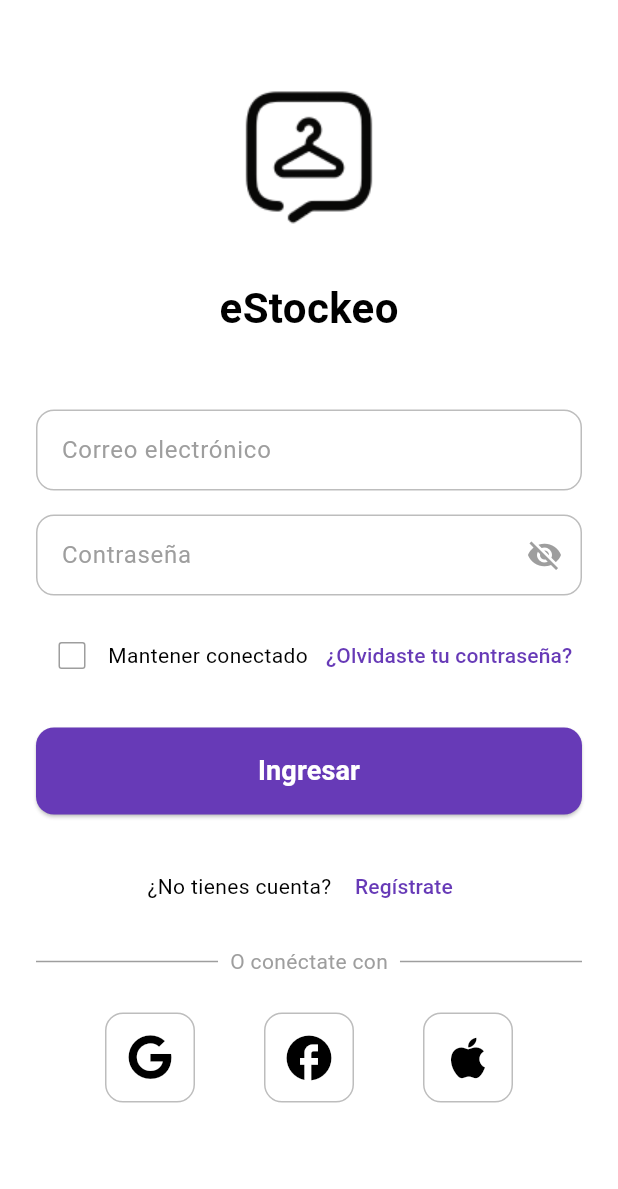
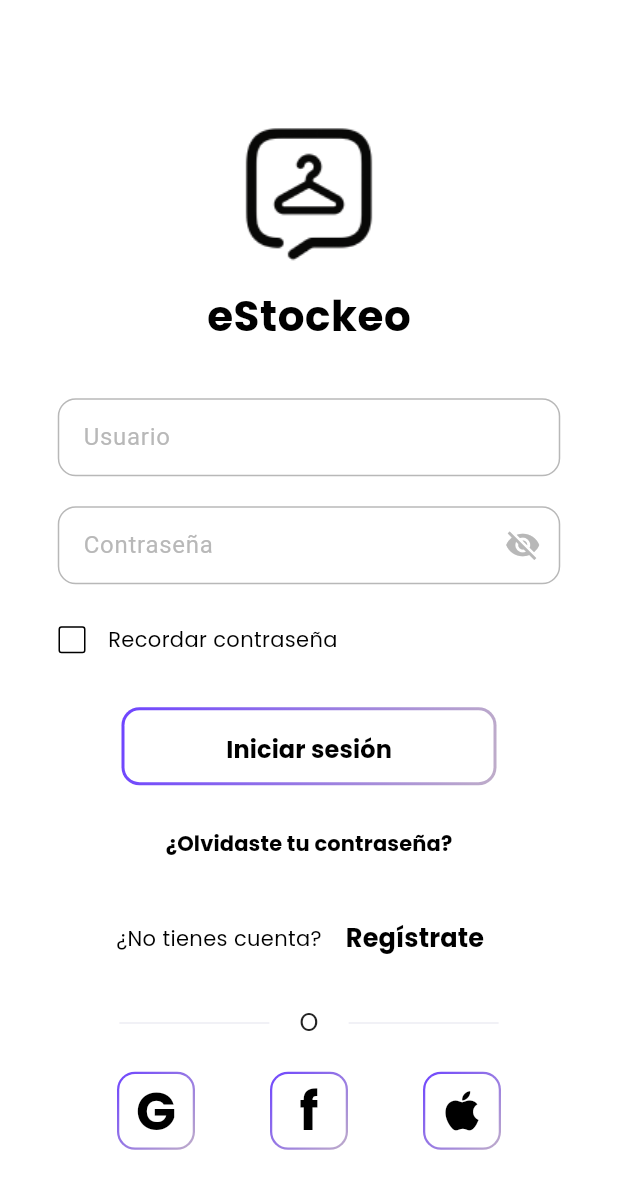
Before and after one commit to KGP2005/eStockeo, a Flutter app: the screen it shows after launch, on a phone screen of 412 x 824 dp. Shown: the top 1189 px of the screen. Run offline on Flutter 3.47's test engine with Material 3 defaults, Android fonts, the phone set to English and light mode, and no system bars; our stand-ins replace font_awesome_flutter, google_fonts, supabase_flutter; accounts and stored records are empty; project files that could hold a hidden picture were left out.

Commit message:
Front de login

```diff
--- a/lib/Pages/Login/login_page.dart
+++ b/lib/Pages/Login/login_page.dart
@@ -1,6 +1,7 @@
 import 'package:estockeo_p1/Pages/Registro/registro_page.dart';
 import 'package:flutter/material.dart';
 import 'package:font_awesome_flutter/font_awesome_flutter.dart';
+import 'package:google_fonts/google_fonts.dart';
 import 'login_controller.dart';
 
 class LoginPage extends StatefulWidget {
@@ -63,35 +64,34 @@ class _LoginPageState extends State<LoginPage> {
 
   @override
   Widget build(BuildContext context) {
-    final screenWidth = MediaQuery.of(context).size.width;
-    final isMobile = screenWidth < 600;
-
     return Scaffold(
-      backgroundColor: Colors.white,
+      backgroundColor: const Color(0xFFFFFFFF), // #FFFFFF
       body: Center(
         child: SingleChildScrollView(
-          padding: EdgeInsets.symmetric(
-            horizontal: isMobile ? 24.0 : screenWidth * 0.25,
-          ),
+          padding: const EdgeInsets.symmetric(horizontal: 24.0),
           child: Column(
             mainAxisAlignment: MainAxisAlignment.center,
             children: [
+              // Espaciado entre todo el contenido
+              const SizedBox(height: 50), // Espaciado de logo
               _buildLogo(),
-              const SizedBox(height: 48),
+              const SizedBox(height: 35), // Espaciado de email field
               _buildEmailField(),
-              const SizedBox(height: 16),
+              const SizedBox(height: 20), // Espaciado de password field
               _buildPasswordField(),
-              const SizedBox(height: 16),
-              _buildOptionsRow(),
-              const SizedBox(height: 24),
+              const SizedBox(height: 13), // Espaciado de remember password checkbox
+              _buildRememberPasswordCheckbox(),
+              const SizedBox(height: 21), // Espaciado de login button
               _buildLoginButton(),
-              const SizedBox(height: 24),
+              const SizedBox(height: 15), // Espaciado de forgot password link
+              _buildForgotPasswordLink(),
+              const SizedBox(height: 15), // Espaciado de sign up row
               _buildSignUpRow(),
-              const SizedBox(height: 16),
+              const SizedBox(height: 21), // Espaciado de divider
               _buildDivider(),
-              const SizedBox(height: 24),
+              const SizedBox(height: 21), // Espaciado de social buttons
               _buildSocialButtons(),
-              const SizedBox(height: 48),
+              const SizedBox(height: 42), // Espaciado de bottom
             ],
           ),
         ),
@@ -107,13 +107,14 @@ class _LoginPageState extends State<LoginPage> {
           height: 120,
           width: 120,
         ),
-        const SizedBox(height: 24),
-        const Text(
+        const SizedBox(height: 5), // Espaciado entre logo y texto
+        Text(
           'eStockeo',
-          style: TextStyle(
-            color: Colors.black,
-            fontSize: 28,
-            fontWeight: FontWeight.bold,
+          style: GoogleFonts.poppins(
+            color: const Color(0xFF000000), // #000000
+            fontSize: 28, // Tamaño de letra
+            fontWeight: FontWeight.w700, // Peso 700
+            letterSpacing: 0.4, // Espaciado entre letras para mejor legibilidad
           ),
         ),
       ],
@@ -124,28 +125,33 @@ class _LoginPageState extends State<LoginPage> {
     return Column(
       crossAxisAlignment: CrossAxisAlignment.start,
       children: [
-        Container(
+        SizedBox(
+          width: 335, // Ancho de caja
+          child: Container(
+            height: 52, // Altura exacta de 52px
             decoration: BoxDecoration(
-            color: Colors.white,
-            borderRadius: BorderRadius.circular(12),
+              color: const Color(0xFFFFFFFF), // Fondo blanco
+              borderRadius: BorderRadius.circular(12), // Bordes redondeados 12px
               border: Border.all(
-              color: _emailError != null ? Colors.red : Colors.grey.shade400,
+                color: _emailError != null ? Colors.red : const Color(0xFFB8B8B8), // Borde gris claro #B8B8B8
+                width: 1,
               ),
             ),
             child: TextField(
               controller: _controller.emailController,
               keyboardType: TextInputType.emailAddress,
-            style: const TextStyle(color: Colors.black),
+              style: const TextStyle(color: Color(0xFF000000)),
               onChanged: (value) {
                 if (_emailError != null) _validateEmail(value);
               },
               decoration: const InputDecoration(
-              hintText: 'Correo electrónico',
-              hintStyle: TextStyle(color: Colors.grey),
+                hintText: 'Usuario',
+                hintStyle: TextStyle(color: Color(0xFFB8B8B8)), // Placeholder gris claro #B8B8B8
                 border: InputBorder.none,
                 contentPadding: EdgeInsets.symmetric(
                   horizontal: 16,
-                vertical: 14,
+                  vertical: 13,
+                ),
               ),
             ),
           ),
@@ -166,37 +172,42 @@ class _LoginPageState extends State<LoginPage> {
     return Column(
       crossAxisAlignment: CrossAxisAlignment.start,
       children: [
-        Container(
+        SizedBox(
+          width: 335, // Ancho de caja
+          child: Container(
+            height: 52, // Altura exacta de 52px
             decoration: BoxDecoration(
-            color: Colors.white,
-            borderRadius: BorderRadius.circular(12),
+              color: const Color(0xFFFFFFFF), // Fondo blanco
+              borderRadius: BorderRadius.circular(12), // Bordes redondeados 12px
               border: Border.all(
-              color: _passwordError != null ? Colors.red : Colors.grey.shade400,
+                color: _passwordError != null ? Colors.red : const Color(0xFFB8B8B8), // Borde gris claro #B8B8B8
+                width: 1,
               ),
             ),
             child: TextField(
               controller: _controller.passwordController,
               obscureText: !_isPasswordVisible,
-            style: const TextStyle(color: Colors.black),
+              style: const TextStyle(color: Color(0xFF000000)),
               onChanged: (value) {
                 if (_passwordError != null) _validatePassword(value);
               },
               decoration: InputDecoration(
                 hintText: 'Contraseña',
-              hintStyle: const TextStyle(color: Colors.grey),
+                hintStyle: const TextStyle(color: Color(0xFFB8B8B8)), // Placeholder gris claro #B8B8B8
                 border: InputBorder.none,
                 contentPadding: const EdgeInsets.symmetric(
                   horizontal: 16,
-                vertical: 14,
+                  vertical: 13,
                 ),
                 suffixIcon: IconButton(
                   icon: Icon(
                     _isPasswordVisible ? Icons.visibility : Icons.visibility_off,
-                  color: Colors.grey,
+                    color: const Color(0xFFB8B8B8), // Ícono gris claro
                   ),
                   onPressed: () {
                     setState(() => _isPasswordVisible = !_isPasswordVisible);
                   },
+                ),
               ),
             ),
           ),
@@ -213,34 +224,23 @@ class _LoginPageState extends State<LoginPage> {
     );
   }
 
-  Widget _buildOptionsRow() {
+  Widget _buildRememberPasswordCheckbox() {
     return Row(
-      mainAxisAlignment: MainAxisAlignment.spaceBetween,
-      children: [
-        Row(
       children: [
         Checkbox(
           value: _rememberMe,
           onChanged: (value) {
             setState(() => _rememberMe = value ?? false);
           },
-              activeColor: const Color(0xFF673AB7),
+          activeColor: const Color(0xFF6E44FF), // Morado #6E44FF
           checkColor: Colors.white,
-              side: const BorderSide(color: Colors.grey),
+          side: const BorderSide(color: Color(0xFF000000)), // Borde negro
         ),
-            const Text(
-              'Mantener conectado',
-              style: TextStyle(color: Colors.black),
-            ),
-          ],
-        ),
-        TextButton(
-          onPressed: () {
-            // TODO: Implementar recuperación de contraseña
-          },
-          child: const Text(
-            '¿Olvidaste tu contraseña?',
-            style: TextStyle(color: Color(0xFF673AB7)),
+        Text(
+          'Recordar contraseña',
+          style: GoogleFonts.poppins(
+            color: const Color(0xFF000000), // Texto negro
+            fontSize: 14,
           ),
         ),
       ],
@@ -249,22 +249,60 @@ class _LoginPageState extends State<LoginPage> {
 
   Widget _buildLoginButton() {
     return SizedBox(
-      width: double.infinity,
+      width: 250, // Ancho de caja
+      height: 52, // Altura exacta de 52px
+      child: Container(
+        decoration: BoxDecoration(
+          gradient: const LinearGradient(
+            colors: [Color(0xFF6E44FF), Color(0xFFBFADC9)], // Degradado morado a gris
+            begin: Alignment.topLeft,
+            end: Alignment.bottomRight,
+          ),
+          borderRadius: BorderRadius.circular(12), // Bordes redondeados 12px
+        ),
+        child: Container(
+          margin: const EdgeInsets.all(2), // Margen para crear el efecto de borde degradado
+          decoration: BoxDecoration(
+            color: const Color(0xFFFFFFFF), // Fondo blanco interior
+            borderRadius: BorderRadius.circular(10), // Radio ligeramente menor
+          ),
           child: ElevatedButton(
             onPressed: _handleLogin,
             style: ElevatedButton.styleFrom(
-          backgroundColor: const Color(0xFF673AB7),
-          padding: const EdgeInsets.symmetric(vertical: 16),
+              backgroundColor: Colors.transparent, // Fondo transparente
+              foregroundColor: const Color(0xFF000000), // Texto negro
+              padding: const EdgeInsets.symmetric(vertical: 15),
               shape: RoundedRectangleBorder(
-            borderRadius: BorderRadius.circular(12),
+                borderRadius: BorderRadius.circular(10), // Bordes redondeados
+              ),
+              elevation: 0, // Sin sombra
+            ),
+            child: Text(
+              'Iniciar sesión',
+              style: GoogleFonts.poppins(
+                color: const Color(0xFF000000), // Texto negro
+                fontSize: 16,
+                fontWeight: FontWeight.bold, // negrita
               ),
             ),
-        child: const Text(
-          'Ingresar',
-          style: TextStyle(
-            color: Colors.white,
-            fontSize: 18,
-            fontWeight: FontWeight.bold,
+          ),
+        ),
+      ),
+    );
+  }
+
+  Widget _buildForgotPasswordLink() {
+    return Center(
+      child: TextButton(
+        onPressed: () {
+          // TODO: Implementar recuperación de contraseña
+        },
+         child: Text(
+          '¿Olvidaste tu contraseña?',
+          style: GoogleFonts.poppins(
+            color: const Color(0xFF000000), // Texto negro
+            fontSize: 14,
+            fontWeight: FontWeight.bold, // En negrita
           ),
         ),
       ),
@@ -272,12 +310,16 @@ class _LoginPageState extends State<LoginPage> {
   }
 
   Widget _buildSignUpRow() {
-    return Row(
+    return Center(
+      child: Row(
         mainAxisAlignment: MainAxisAlignment.center,
         children: [
-        const Text(
+          Text(
             '¿No tienes cuenta? ',
-          style: TextStyle(color: Colors.black),
+            style: GoogleFonts.poppins(
+              color: const Color(0xFF000000), // Texto negro
+              fontSize: 14,
+            ),
           ),
           TextButton(
             onPressed: () {
@@ -288,52 +330,107 @@ class _LoginPageState extends State<LoginPage> {
                 ),
               );
             },
-          child: const Text(
+            child: Text(
               'Regístrate',
-            style: TextStyle(color: Color(0xFF673AB7)),
+              style: GoogleFonts.poppins(
+                color: const Color(0xFF000000), // Texto negro
+                fontSize: 17,
+                fontWeight: FontWeight.bold, // En negrita
+              ),
             ),
           ),
         ],
+      ),
     );
   }
 
   Widget _buildDivider() {
-    return const Row(
+    return Row(
+      mainAxisAlignment: MainAxisAlignment.center,
       children: [
-        Expanded(child: Divider(color: Colors.grey)),
+        Container(
+          width: 100, // Línea izquierda de 100px (15% más corta)
+          height: 1,
+          color: const Color(0xFFEDECF3), // Líneas finas color gris claro #EDECF3
+        ),
         Padding(
-          padding: EdgeInsets.symmetric(horizontal: 8.0),
+          padding: const EdgeInsets.symmetric(horizontal: 20.0), // Aumentado de 16 a 20px
           child: Text(
-            'O conéctate con',
-            style: TextStyle(color: Colors.grey),
+            'O',
+            style: GoogleFonts.poppins(
+              color: const Color(0xFF222222), // Color gris clarorgb(22, 22, 22)
+              fontSize: 16,
             ),
           ),
-        Expanded(child: Divider(color: Colors.grey)),
+        ),
+        Container(
+          width: 100, // Línea derecha de 100px (15% más corta)
+          height: 1,
+          color: const Color(0xFFEDECF3), // Líneas finas color gris claro #EDECF3
+        ),
       ],
     );
   }
 
   Widget _buildSocialButtons() {
     return Row(
-      mainAxisAlignment: MainAxisAlignment.spaceEvenly,
+      mainAxisAlignment: MainAxisAlignment.center,
       children: [
-        _buildSocialButton(FontAwesomeIcons.google),
-        _buildSocialButton(Icons.facebook, size: 36),
-        _buildSocialButton(Icons.apple, size: 36),
+        _buildSocialButton(FontAwesomeIcons.google, 'G'),
+        const SizedBox(width: 50), // Espaciado fijo de 16px entre botones
+        _buildSocialButton(Icons.facebook, 'f'),
+        const SizedBox(width: 50), // Espaciado fijo de 16px entre botones
+        _buildSocialButton(Icons.apple, '🍎'),
       ],
     );
   }
 
-  Widget _buildSocialButton(IconData icon, {double size = 30}) {
-    return Container(
-      width: 60,
-      height: 60,
+  Widget _buildSocialButton(IconData icon, String text) {
+    return SizedBox(
+      width: 52, // Forzar ancho exacto de 52px
+      height: 52, // Forzar alto exacto de 52px
+      child: Container(
         decoration: BoxDecoration(
-        color: Colors.white,
-        borderRadius: BorderRadius.circular(12),
-        border: Border.all(color: Colors.grey.shade400),
+          gradient: const LinearGradient(
+            colors: [Color(0xFF6E44FF), Color(0xFFBFADC9)], // Degradado morado a gris
+            begin: Alignment.topLeft,
+            end: Alignment.bottomRight,
           ),
-      child: Icon(icon, color: Colors.black, size: size),
+          borderRadius: BorderRadius.circular(12), // Radio 12px
+        ),
+        child: Container(
+          margin: const EdgeInsets.all(1.5), // Margen para crear el efecto de borde degradado
+          decoration: BoxDecoration(
+            color: const Color(0xFFFFFFFF), // Fondo blanco interior
+            borderRadius: BorderRadius.circular(10.5), // Radio ligeramente menor
+          ),
+          child: Center(
+            child: text == 'G'
+              ? Text(
+                  'G',
+                  style: GoogleFonts.poppins(
+                    color: const Color(0xFF000000), // Íconos negros
+                    fontSize: 35, // Reducido para mejor proporción
+                    fontWeight: FontWeight.bold,
+                  ),
+                )
+              : text == 'f'
+                ? Text(
+                    'f',
+                    style: GoogleFonts.poppins(
+                      color: const Color(0xFF000000), // Íconos negros
+                      fontSize: 35, // Reducido para mejor proporción
+                      fontWeight: FontWeight.bold,
+                    ),
+                  )
+                : Icon(
+                    icon,
+                    color: const Color(0xFF000000), // Íconos negros
+                    size: 35, // Reducido para mejor proporción
+                  ),
+          ),
+        ),
+      ),
     );
   }
 }
--- a/pubspec.yaml
+++ b/pubspec.yaml
@@ -15,6 +15,7 @@ dependencies:
   supabase_flutter: ^2.5.2
   google_generative_ai: ^0.4.7
   dio: ^5.9.0
+  google_fonts: ^6.1.0
 
 dev_dependencies:
   flutter_test:
```
Also changed, not shown: fonts/Poppins-Regular.ttf (added), pubspec.lock. Lines whose indentation alone changed are shown as unchanged.
